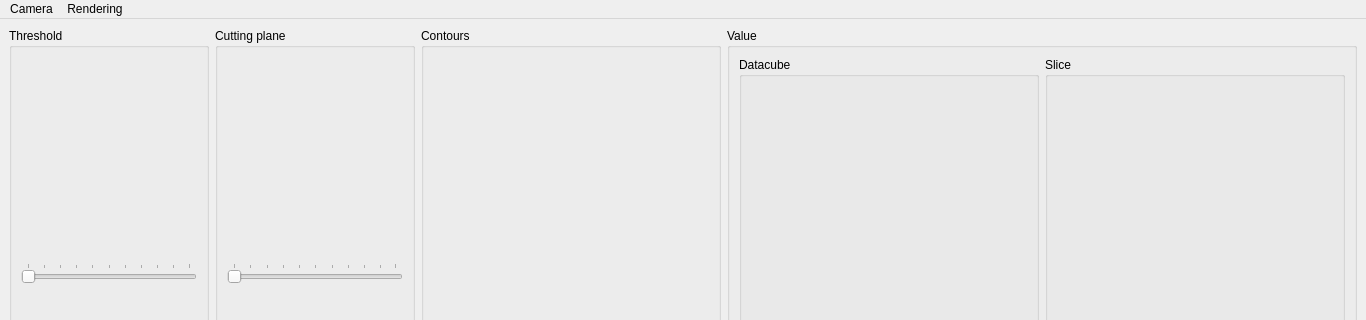
Before: the Qt Designer form Code/ui/pqwindowcube.ui in VisIVOLab/ViaLacteaVisualAnalytics, drawn with Qt 5; both pictures show x 0 to 1366 and y 0 to 320 of the 1366 by 768 pixel window.
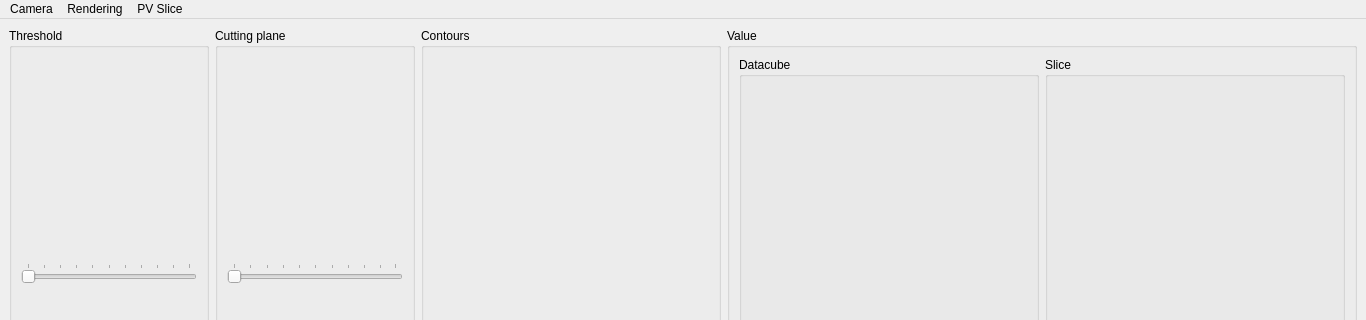
After: the same form once the commit is applied. Icons and pictures are not drawn.

Diff of the .ui file:
```diff
--- a/Code/ui/pqwindowcube.ui
+++ b/Code/ui/pqwindowcube.ui
@@ -419,7 +419,7 @@
      <x>0</x>
      <y>0</y>
      <width>1366</width>
-     <height>24</height>
+     <height>22</height>
     </rect>
    </property>
    <widget class="QMenu" name="menuCamera">
@@ -482,8 +482,15 @@
     <addaction name="menuVolume"/>
     <addaction name="menuSlice"/>
    </widget>
+   <widget class="QMenu" name="menuPV_Slice">
+    <property name="title">
+     <string>PV Slice</string>
+    </property>
+    <addaction name="actionDraw_PV_line"/>
+   </widget>
    <addaction name="menuCamera"/>
    <addaction name="menuRendering"/>
+   <addaction name="menuPV_Slice"/>
   </widget>
   <widget class="QStatusBar" name="statusBar"/>
   <action name="actionFront">
```
Left out of the diff: 11 changed lines with no effect on the pictures.
